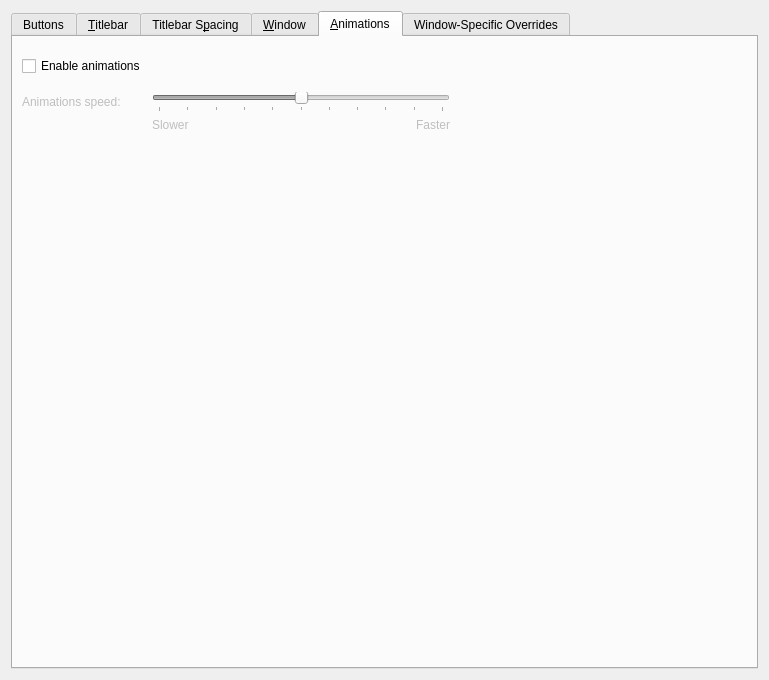
This is kdecoration/config/ui/breezeconfigurationui.ui in paulmcauley/klassy as Qt 5 draws it before an edit. The edited form follows.
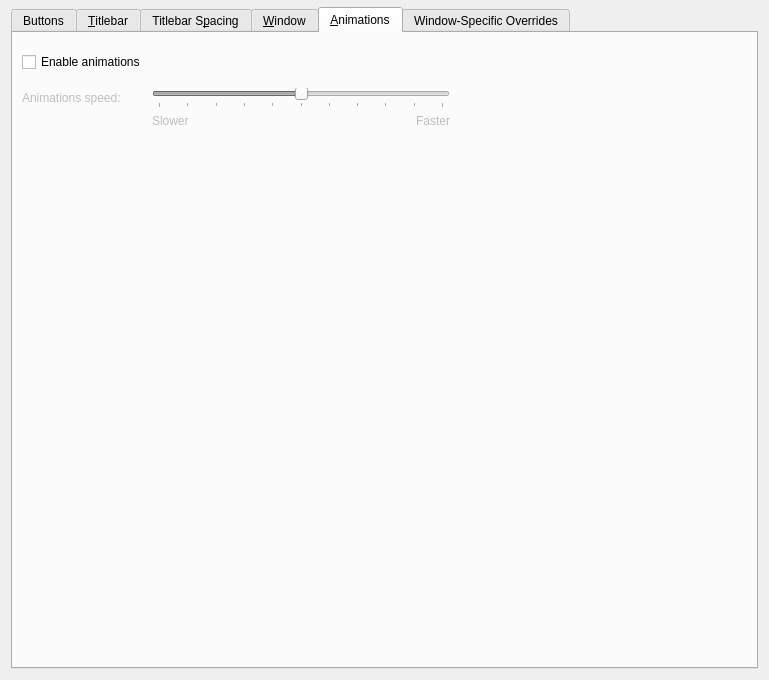
This is the edited form. The open tabs and pages were chosen to show the change. Icons and pictures are not drawn. Custom widgets are drawn as their Qt base class.

Patch:
```diff
--- a/kdecoration/config/ui/breezeconfigurationui.ui
+++ b/kdecoration/config/ui/breezeconfigurationui.ui
@@ -16,7 +16,15 @@
     <verstretch>0</verstretch>
    </sizepolicy>
   </property>
-  <layout class="QVBoxLayout" name="verticalLayout">
+  <layout class="QGridLayout" name="gridLayout_9">
+   <property name="topMargin">
+    <number>3</number>
+   </property>
+   <item row="0" column="0">
+    <layout class="QVBoxLayout" name="tabWidget_verticalLayout">
+     <property name="topMargin">
+      <number>4</number>
+     </property>
    <item>
     <widget class="QTabWidget" name="tabWidget">
      <property name="minimumSize">
@@ -2827,7 +2835,7 @@
            </property>
           </widget>
          </item>
-         <item row="0" column="2">
+           <item row="0" column="1">
           <widget class="QLabel" name="animationsSpeedLabel4">
            <property name="enabled">
             <bool>false</bool>
@@ -2960,6 +2968,8 @@
     </widget>
    </item>
   </layout>
+   </item>
+  </layout>
  </widget>
  <customwidgets>
   <customwidget>
```
Left out of the diff: 23 changed lines with no effect on the pictures. Lines whose indentation alone changed are shown as unchanged.
